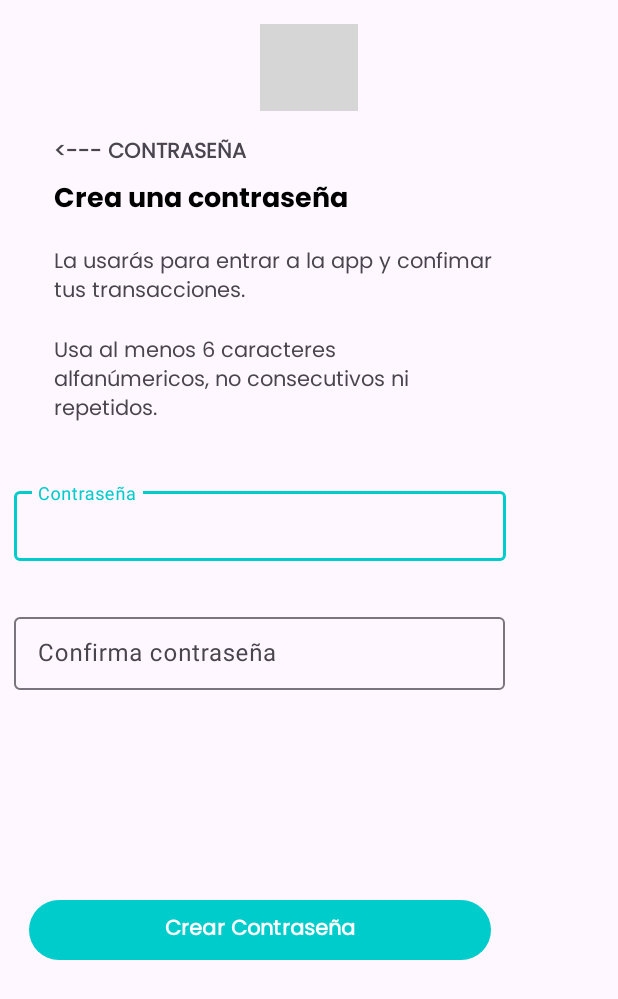
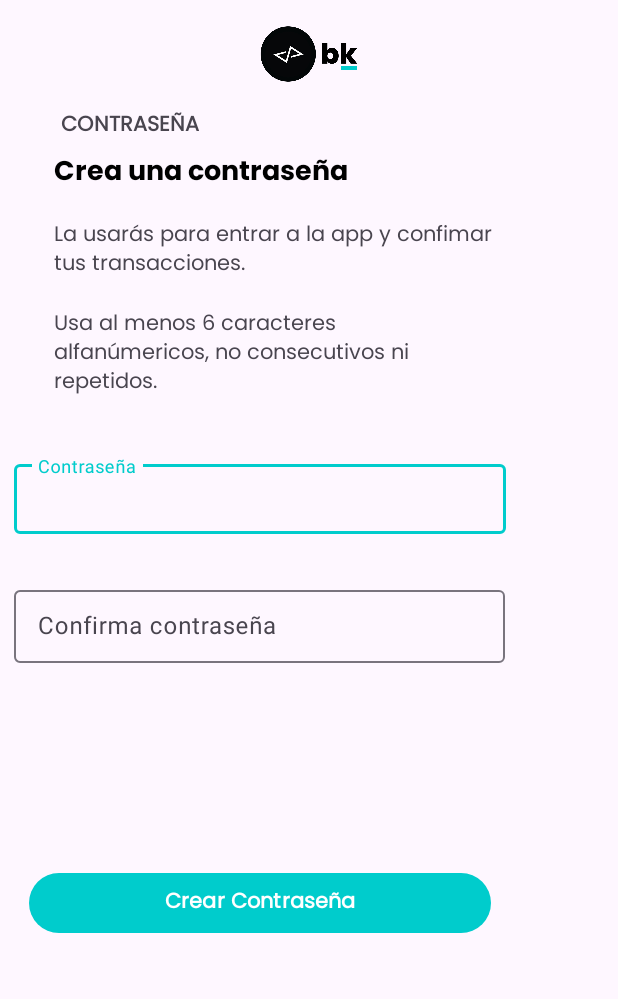
Before and after one commit to OctavioCuevas/BanKodemia, an Android app: the layout activity_contrasena.xml on its own in the app's theme, with its tools: preview values and no code run, on a phone screen of 412 x 824 dp. Shown: the top 999 px of the screen. Run offline under Robolectric (Android 15) with nearby library versions, the phone set to English and light mode, and no system bars; grey boxes are pictures that could not be loaded.

Commit message:
se añadieron imagenes bk y bankodemia logos

```diff
--- a/app/src/main/AndroidManifest.xml
+++ b/app/src/main/AndroidManifest.xml
@@ -10,13 +10,9 @@
         android:supportsRtl="true"
         android:theme="@style/Theme.BanKodemia">
         <activity
-            android:name=".contrasena"
-            android:exported="true" />
+            android:name=".Contrasena"
+            android:exported="true" >
 
-
-        <activity
-            android:name=".MainActivity"
-            android:exported="true">
             <intent-filter>
                 <action android:name="android.intent.action.MAIN" />
 
@@ -24,6 +20,12 @@
             </intent-filter>
         </activity>
 
+
+        <activity
+            android:name=".MainActivity"
+            android:exported="false"/>
+
+
         <meta-data
             android:name="preloaded_fonts"
             android:resource="@array/preloaded_fonts" />
--- a/app/src/main/java/com/honeykoders/bankodemia/contrasena.kt
+++ b/app/src/main/java/com/honeykoders/bankodemia/Contrasena.kt
@@ -2,10 +2,13 @@ package com.honeykoders.bankodemia
 
 import androidx.appcompat.app.AppCompatActivity
 import android.os.Bundle
+import androidx.annotation.DrawableRes
 
-class contrasena : AppCompatActivity() {
+class Contrasena : AppCompatActivity() {
     override fun onCreate(savedInstanceState: Bundle?) {
         super.onCreate(savedInstanceState)
         setContentView(R.layout.activity_contrasena)
     }
+
+
 }
--- a/app/src/main/res/layout/activity_contrasena.xml
+++ b/app/src/main/res/layout/activity_contrasena.xml
@@ -4,24 +4,25 @@
     xmlns:tools="http://schemas.android.com/tools"
     android:layout_width="match_parent"
     android:layout_height="match_parent"
-    tools:context=".contrasena">
+    tools:context=".Contrasena">
 
   <ImageView
-      android:id="@+id/imageView"
-      android:layout_width="65dp"
-      android:layout_height="58dp"
+      android:id="@+id/imageView_bk"
+      android:layout_width="70dp"
+      android:layout_height="40dp"
       android:layout_marginTop="16dp"
+      android:contentDescription="@string/bk_logo"
       app:layout_constraintEnd_toEndOf="parent"
       app:layout_constraintStart_toStartOf="parent"
       app:layout_constraintTop_toTopOf="parent"
-      tools:srcCompat="@tools:sample/avatars" />
+      tools:srcCompat="@drawable/bk" />
 
   <ScrollView
       android:id="@+id/scrollView2"
       android:layout_width="388dp"
       android:layout_height="628dp"
-      app:layout_constraintTop_toBottomOf="@+id/imageView"
-      tools:ignore="SpeakableTextPresentCheck"
+      app:layout_constraintTop_toBottomOf="@+id/imageView_bk"
+      tools:ignore="MissingConstraints,SpeakableTextPresentCheck"
       tools:layout_editor_absoluteX="9dp">
 
     <androidx.constraintlayout.widget.ConstraintLayout
@@ -102,7 +103,7 @@
           <com.google.android.material.textfield.TextInputEditText
               android:layout_width="match_parent"
               android:layout_height="wrap_content"
-              android:hint="Contraseña" />
+              android:hint="@string/hint_contrasena" />
         </com.google.android.material.textfield.TextInputLayout>
 
         <com.google.android.material.textfield.TextInputLayout
--- a/app/src/main/res/values/strings.xml
+++ b/app/src/main/res/values/strings.xml
@@ -3,7 +3,9 @@
     <string name="texto_3_contrasena">La usarás para entrar a la app y confimar tus transacciones.</string>
     <string name="texto_4_contrasena"> Usa al menos 6 caracteres alfanúmericos, no consecutivos ni repetidos.</string>
     <string name="text_view_safe_password">Crea una contraseña segura</string>
-    <string name="text_view_backpassword"><![CDATA[<--- CONTRASEÑA]]></string>
+    <string name="text_view_backpassword">CONTRASEÑA</string>
     <string name="text_input_edit_confirma_pssword">Confirma contraseña</string>
     <string name="btn_crear_contrasena">Crear Contraseña</string>
+    <string name="bk_logo">bk_logo</string>
+    <string name="hint_contrasena">Contraseña</string>
 </resources>
--- a/app/src/main/res/values/themes.xml
+++ b/app/src/main/res/values/themes.xml
@@ -4,12 +4,12 @@
         parent="Theme.Material3.DayNight.NoActionBar">
         <!-- Primary brand color. -->
         <item name="colorPrimary">#00CCCC</item>
-        <item name="colorPrimaryVariant">#7B78EA</item>
+        <item name="colorPrimaryVariant">#00CCCC</item>
         <item name="colorOnPrimary">@color/white</item>
         <!-- Secondary brand color. -->
-        <item name="colorSecondary">@color/teal_200</item>
-        <item name="colorSecondaryVariant">@color/teal_700</item>
-        <item name="colorOnSecondary">@color/black</item>
+        <item name="colorSecondary">#7B78EA</item>
+        <item name="colorSecondaryVariant">@color/purple_200</item>
+        <item name="colorOnSecondary">@color/teal_200</item>
         <!-- Status bar color. -->
         <item name="android:statusBarColor" tools:targetApi="l">?attr/colorPrimaryVariant</item>
         <!-- Customize your theme here. -->
```
Also changed, not shown: app/src/main/bk_logo.png-playstore.png (added), app/src/main/res/drawable/bankodemia.png (added), app/src/main/res/drawable/bk.jpg (added), app/src/main/res/mipmap-hdpi/bk_logo_.png (added), app/src/main/res/mipmap-mdpi/bk_logo_.png (added), app/src/main/res/mipmap-xhdpi/bk_logo_.png (added), app/src/main/res/mipmap-xxhdpi/bk_logo_.png (added).
